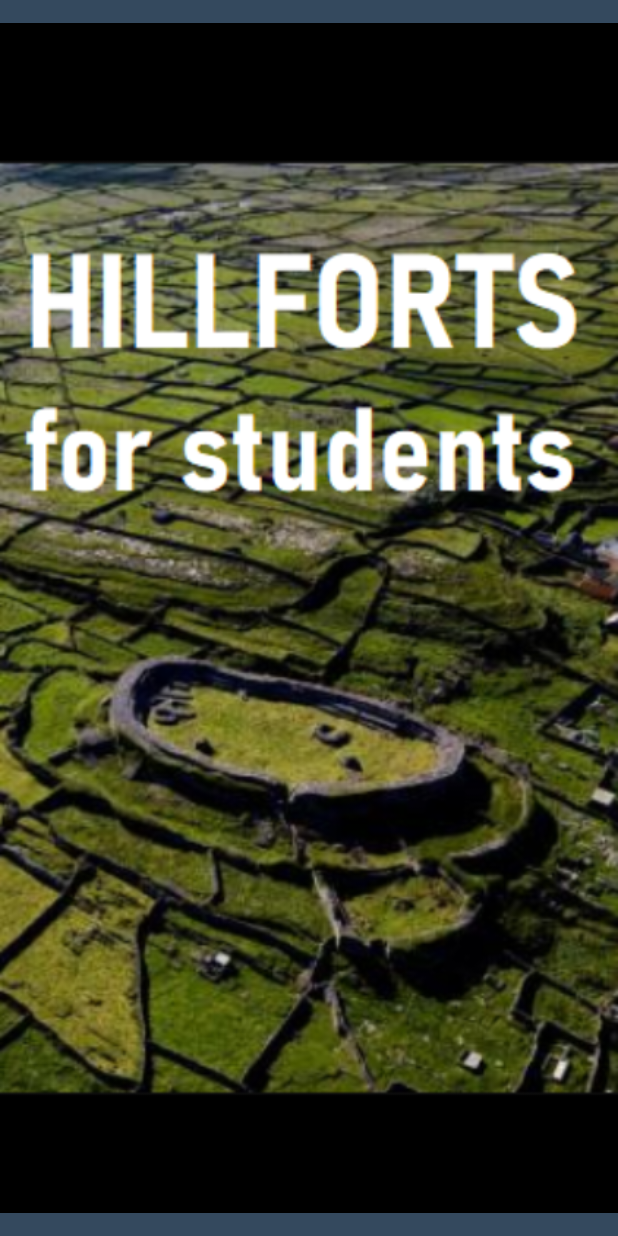
After one commit to edyta-sleziak/Hillforts, an Android app: the layout activity_splashscreen.xml on its own in the app's theme, with its tools: preview values and no code run, on a phone screen of 412 x 824 dp. The commit adds this screen. Run offline under Robolectric (Android 15) with nearby library versions, the phone set to English and light mode, and no system bars.

Commit message:
Splash screen added

```diff
--- /dev/null
+++ b/app/src/main/res/layout/activity_splashscreen.xml
@@ -0,0 +1,12 @@
+<?xml version="1.0" encoding="utf-8"?>
+<LinearLayout xmlns:android="http://schemas.android.com/apk/res/android"
+    android:orientation="vertical" android:layout_width="match_parent"
+    android:layout_height="match_parent">
+  <ImageView
+      android:layout_width="match_parent"
+      android:layout_height="match_parent"
+      android:layout_gravity="center"
+      android:background="@color/colorPrimaryDark"
+      android:src="@drawable/img_splasscreen"/>
+
+</LinearLayout>
--- a/app/src/main/res/values/styles.xml
+++ b/app/src/main/res/values/styles.xml
@@ -7,5 +7,7 @@
         <item name="colorPrimaryDark">@color/colorPrimaryDark</item>
         <item name="colorAccent">@color/colorAccent</item>
     </style>
+    <style name="SplashScreen" parent="Theme.AppCompat.Light.NoActionBar">
+    </style>
 
 </resources>
```
Also changed, not shown: app/src/main/AndroidManifest.xml (+7 -5 lines), app/src/main/java/org/wit/hillforts/activities/SplashScreenActivity.kt (added, +25 -0 lines), app/src/main/res/drawable/img_splasscreen.png (added).
